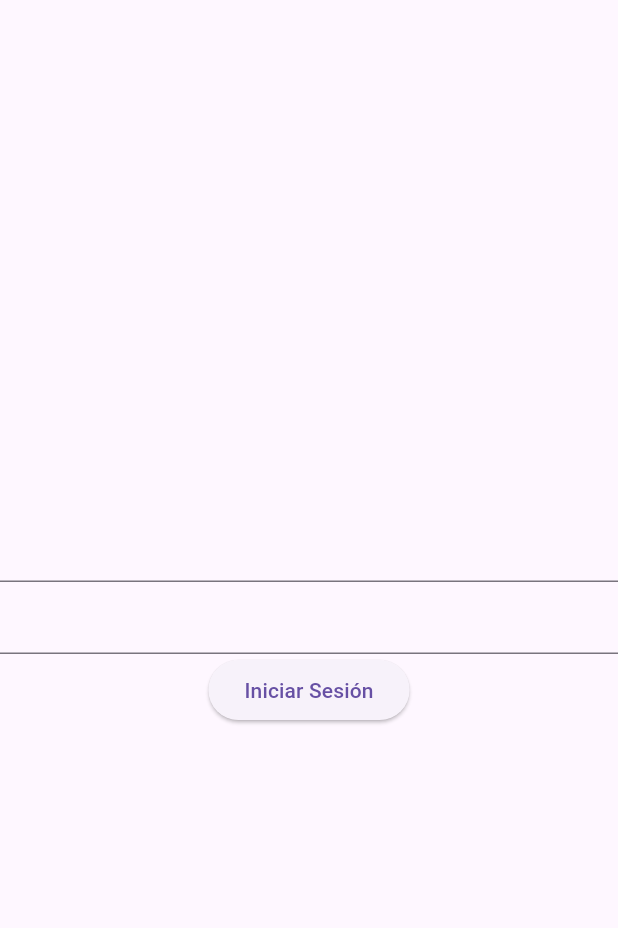
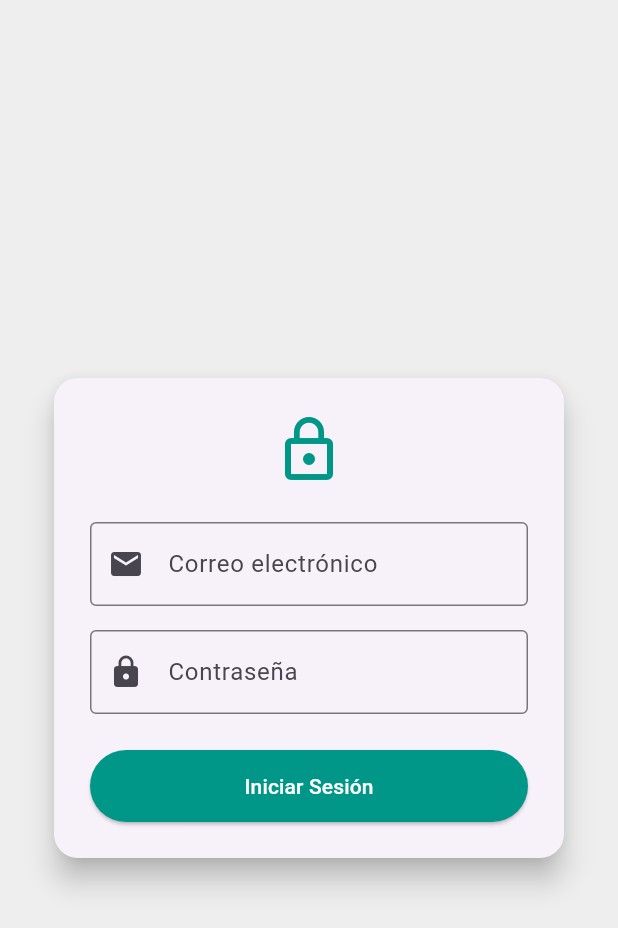
Before and after one commit to hugoquijada/los_primos_app, a Flutter app: the LoginScreen screen opened by its route, after a tap on "Iniciar Sesión", on a phone screen of 412 x 824 dp. Shown: the top 928 px of the screen. Run offline on Flutter 3.47's test engine with Material 3 defaults, Android fonts, the phone set to English and light mode, and no system bars; our stand-ins replace cloud_firestore, firebase_auth, firebase_core, go_router, shared_preferences; accounts and stored records are empty; network calls fail.

Commit message:
Login y flujo de la aplicación

```diff
--- a/lib/main.dart
+++ b/lib/main.dart
@@ -7,10 +7,13 @@ import 'mvvm/viewmodels/viewmodels.dart';
 import 'mvvm/views/views.dart';
 import 'utils/utils.dart';
 import 'rutas.dart';
+import 'firebase_options.dart';
 
 void main() async {
   WidgetsFlutterBinding.ensureInitialized();
-  await Firebase.initializeApp();
+  await Firebase.initializeApp(
+    options: DefaultFirebaseOptions.currentPlatform,
+  );
   runApp(const MainApp());
 }
 
--- a/lib/mvvm/viewmodels/login_viewmodel.dart
+++ b/lib/mvvm/viewmodels/login_viewmodel.dart
@@ -13,17 +13,25 @@ class LoginViewModel extends ChangeNotifier {
 
   bool get sesionIniciada => _usuario != null;
 
+  bool cargando = false;
+  String? error;
+
   LoginViewModel() {
     _auth.authStateChange().listen((User? user) {
       _usuario = user;
+      cargando = false;
       notifyListeners();
     });
   }
 
   Future<void> iniciarSesion(String correo, String clave) async {
+    cargando = true;
+    notifyListeners();
     try {
       await _auth.iniciarSesion(correo, clave);
     } catch(e) {
+      cargando = false;
+      notifyListeners();
       rethrow;
     }
   }
--- a/lib/mvvm/views/home_screen.dart
+++ b/lib/mvvm/views/home_screen.dart
@@ -2,6 +2,7 @@ import 'package:flutter/material.dart';
 import 'package:go_router/go_router.dart';
 
 import 'views.dart';
+import 'widgets/app_drawer.dart';
 
 class HomeScreen extends StatefulWidget {
 
@@ -23,6 +24,10 @@ class _HomeScreenState extends State<HomeScreen> {
   Widget build(BuildContext context) {
 
     return Scaffold(
+      drawer: AppDrawer(rutaActual: HomeScreen.ruta),
+      appBar: AppBar(
+
+      ),
       body: Column(
         mainAxisAlignment: MainAxisAlignment.center,
         crossAxisAlignment: CrossAxisAlignment.center,
--- a/lib/mvvm/views/login_screen.dart
+++ b/lib/mvvm/views/login_screen.dart
@@ -8,44 +8,92 @@ class LoginScreen extends StatefulWidget {
   static String ruta = "/login";
 
   @override
-  State<StatefulWidget> createState() => _LoginScreenState();
-
+  State<LoginScreen> createState() => _LoginScreenState();
 }
 
 class _LoginScreenState extends State<LoginScreen> {
-
   final _correoController = TextEditingController();
   final _claveController = TextEditingController();
 
   @override
-  void initState() {
-    super.initState();
-  }
-
-  @override
   Widget build(BuildContext context) {
-    final loginViewModel = Provider.of<LoginViewModel>(context, listen: true);
+    final loginViewModel = Provider.of<LoginViewModel>(context);
 
     return Scaffold(
-      body: Column(
-        mainAxisAlignment: MainAxisAlignment.center,
-        crossAxisAlignment: CrossAxisAlignment.center,
+      backgroundColor: Colors.grey.shade200,
+      body: Center(
+        child: SingleChildScrollView(
+          padding: const EdgeInsets.symmetric(horizontal: 32),
+          child: Card(
+            elevation: 8,
+            shape: RoundedRectangleBorder(borderRadius: BorderRadius.circular(16)),
+            child: Padding(
+              padding: const EdgeInsets.all(24.0),
+              child: Column(
+                mainAxisSize: MainAxisSize.min,
                 children: [
+                  const Icon(Icons.lock_outline, size: 48, color: Colors.teal),
+                  const SizedBox(height: 24),
                   TextField(
-            controller: _correoController
+                    controller: _correoController,
+                    decoration: const InputDecoration(
+                      labelText: "Correo electrónico",
+                      prefixIcon: Icon(Icons.email),
+                      border: OutlineInputBorder(),
                     ),
+                    keyboardType: TextInputType.emailAddress,
+                  ),
+                  const SizedBox(height: 16),
                   TextField(
-            controller: _claveController
+                    controller: _claveController,
+                    obscureText: true,
+                    decoration: const InputDecoration(
+                      labelText: "Contraseña",
+                      prefixIcon: Icon(Icons.lock),
+                      border: OutlineInputBorder(),
                     ),
-          ElevatedButton(
-            onPressed: () {
-              loginViewModel.iniciarSesion(_correoController.text.toString(), _claveController.text.toString());
+                  ),
+                  const SizedBox(height: 24),
+                  SizedBox(
+                    width: double.infinity,
+                    child: ElevatedButton(
+                      onPressed: loginViewModel.cargando
+                          ? null
+                          : () {
+                              loginViewModel.iniciarSesion(
+                                _correoController.text.trim(),
+                                _claveController.text.trim(),
+                              );
                             },
-            child: Text("Iniciar Sesión")
+                      style: ElevatedButton.styleFrom(
+                        padding: const EdgeInsets.symmetric(vertical: 14),
+                        backgroundColor: Colors.teal,
+                      ),
+                      child: loginViewModel.cargando
+                          ? const SizedBox(
+                              height: 20,
+                              width: 20,
+                              child: CircularProgressIndicator(
+                                color: Colors.white,
+                                strokeWidth: 2,
+                              ),
                             )
+                          : const Text("Iniciar Sesión", style: TextStyle(color: Colors.white),),
+                    ),
+                  ),
+                  if (loginViewModel.error != null) ...[
+                    const SizedBox(height: 16),
+                    Text(
+                      loginViewModel.error!,
+                      style: const TextStyle(color: Colors.red),
+                    )
+                  ]
                 ],
+              ),
+            ),
+          ),
+        ),
       ),
     );
   }
-
 }
--- a/lib/mvvm/views/pedido/pedido_screen.dart
+++ b/lib/mvvm/views/pedido/pedido_form_screen.dart
@@ -5,7 +5,7 @@ import '../../viewmodels/viewmodels.dart';
 import '../../../core/modelos/modelos.dart';
 
 class PedidoScreen extends StatefulWidget {
-  static String ruta = '/pedido';
+  static String ruta = '/pedido/form';
 
   const PedidoScreen({super.key});
 
--- a/lib/mvvm/views/views.dart
+++ b/lib/mvvm/views/views.dart
@@ -1,3 +1,4 @@
 export 'login_screen.dart';
 export 'home_screen.dart';
-export 'pedido/pedido_screen.dart';
+export 'pedido/pedido_form_screen.dart';
+export 'pedido/pedido_lista_screen.dart';
```
Also changed, not shown: lib/mvvm/viewmodels/pedido_viewmodel.dart (+12 -0 lines), lib/mvvm/views/pedido/pedido_lista_screen.dart (added, +66 -0 lines), lib/mvvm/views/widgets/app_drawer.dart (added, +71 -0 lines), lib/rutas.dart (+7 -0 lines). Lines whose indentation alone changed are shown as unchanged.
